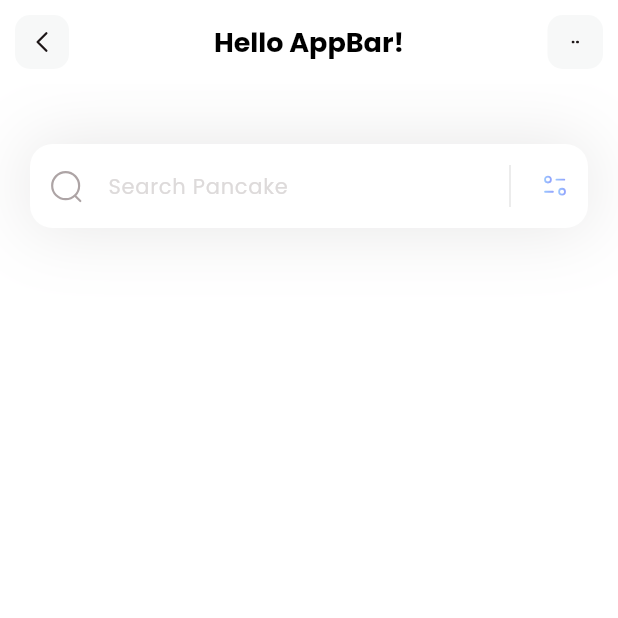
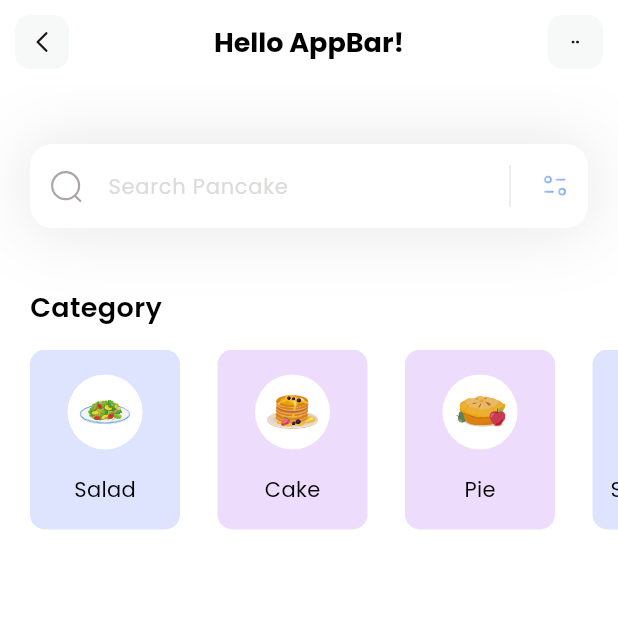
Before and after one commit to sigitwijk16/flutter-basics, a Flutter app: the screen it shows after launch, on a phone screen of 412 x 824 dp, the top half of it. Run offline on Flutter 3.47's test engine with Material 3 defaults, Android fonts, the phone set to English and light mode, and no system bars; our stand-ins replace flutter_svg.

Commit message:
added categories widget

```diff
--- a/lib/home.dart
+++ b/lib/home.dart
@@ -1,38 +1,121 @@
+import 'package:fitness/models/category_model.dart';
 import 'package:flutter/material.dart';
 import 'package:flutter_svg/svg.dart';
 
-class HomePage extends StatelessWidget {
-  const HomePage({super.key});
+class HomePage extends StatefulWidget {
+  HomePage({super.key});
+
+  @override
+  State<HomePage> createState() => _HomePageState();
+}
+
+class _HomePageState extends State<HomePage> {
+  List<CategoryModel> categories = [];
+
+  void _getCategories() {
+    categories = CategoryModel.getCategories();
+  }
+
+  @override
+  void initState() {
+    _getCategories();
+  }
 
   @override
   Widget build(BuildContext context) {
+    _getCategories();
     return Scaffold(
       appBar: appBar(),
       backgroundColor: Colors.white,
       body: Column(
+        crossAxisAlignment: CrossAxisAlignment.start,
         children: [
-          Container(
-            margin: EdgeInsets.only(top: 40, left: 20, right: 20),
-            decoration: BoxDecoration(boxShadow: [
-              BoxShadow(
-                color: Color(0xff1D1617).withOpacity(0.11),
-                blurRadius: 40,
-                spreadRadius: 0.0,
-              )
-            ]),
-            child: _searchField(),
-          )
+          _searchField(),
+          SizedBox(height: 40,),
+          _categoriesSection()
         ],
       ),
     );
   }
 
-  TextField _searchField() {
-    return TextField(
-      decoration: InputDecoration(
+  Column _categoriesSection() {
+    return Column(
+          crossAxisAlignment: CrossAxisAlignment.start,
+          children: [
+            Padding(
+              padding: const EdgeInsets.only(left: 20.0),
+              child: Text('Category',
+              style: TextStyle(
+                color: Colors.black,
+                fontSize: 18,
+                fontWeight: FontWeight.w600,
+              ),
+              ),
+            ),
+            SizedBox(height: 15.0,)
+            ,
+            Container(
+              height: 120,
+              child: ListView.separated(
+                itemCount: categories.length,
+                scrollDirection: Axis.horizontal,
+                padding: EdgeInsets.only(left: 20, right: 20),
+                separatorBuilder: (context, index) => SizedBox(width: 25,),
+                itemBuilder: (context, index) {
+                  return Container(
+                    width: 100,
+                    decoration: BoxDecoration(
+                      color: categories[index].boxColor.withOpacity(0.3),
+                      borderRadius: BorderRadius.circular(10)
+                    ),
+                    child: Column(
+                      mainAxisAlignment: MainAxisAlignment.spaceEvenly,
+                      children: [
+                        Container(
+                          width: 50,
+                          height: 50,
+                          decoration: BoxDecoration(
+                            color: Colors.white,
+                            shape: BoxShape.circle,
+                          ),
+                          child: Padding(
+                            padding: const EdgeInsets.all(8.0),
+                            child: SvgPicture.asset(categories[index].iconPath),
+                          ),
+                        ),
+                        Text(
+                          categories[index].name,
+                          style: TextStyle(
+                            color: Colors.black,
+                            fontWeight: FontWeight.w400,
+                            fontSize: 14
+                          ),
+                        )
+                      ],
+                    ),
+                  );
+                },
+              ),
+            ),
+          ],
+        );
+  }
+
+  Container _searchField() {
+    return Container(
+        margin: const EdgeInsets.only(top: 40, left: 20, right: 20),
+          decoration: BoxDecoration(boxShadow: [
+            BoxShadow(
+              color: const Color(0xff1D1617).withOpacity(0.11),
+              blurRadius: 40,
+              spreadRadius: 0.0,
+            )
+          ]),
+          child: TextField(
+        decoration: InputDecoration(
           filled: true,
           hintText: 'Search Pancake',
-          hintStyle: TextStyle(
+          hintStyle: const TextStyle(
             color: Color(0xffDDDADA),
             fontSize: 14,
           ),
@@ -40,13 +123,13 @@ class HomePage extends StatelessWidget {
             padding: const EdgeInsets.all(12.0),
             child: SvgPicture.asset('assets/icons/Search.svg'),
           ),
-          suffixIcon: Container(
+          suffixIcon: SizedBox(
             width: 100,
             child: IntrinsicHeight(
               child: Row(
                 mainAxisAlignment: MainAxisAlignment.end,
                 children: [
-                  VerticalDivider(
+                  const VerticalDivider(
                     color: Colors.black,
                     indent: 10,
                     endIndent: 10,
@@ -64,7 +147,9 @@ class HomePage extends StatelessWidget {
           border: OutlineInputBorder(
             borderRadius: BorderRadius.circular(15),
             borderSide: BorderSide.none,
-          )),
+          ),
+        ),
+      ),
     );
   }
 
@@ -84,10 +169,10 @@ class HomePage extends StatelessWidget {
       leading: GestureDetector(
         onTap: () {},
         child: Container(
-          margin: EdgeInsets.all(10),
+          margin: const EdgeInsets.all(10),
           alignment: Alignment.center,
           decoration: BoxDecoration(
-            color: Color(0xffF7F8F8),
+            color: const Color(0xffF7F8F8),
             borderRadius: BorderRadius.circular(10),
           ),
           child: SvgPicture.asset(
@@ -101,11 +186,11 @@ class HomePage extends StatelessWidget {
         GestureDetector(
           onTap: () {},
           child: Container(
-            margin: EdgeInsets.all(10),
+            margin: const EdgeInsets.all(10),
             alignment: Alignment.center,
             width: 37,
             decoration: BoxDecoration(
-              color: Color(0xffF7F8F8),
+              color: const Color(0xffF7F8F8),
               borderRadius: BorderRadius.circular(10),
             ),
             child: SvgPicture.asset(
--- a/lib/main.dart
+++ b/lib/main.dart
@@ -14,6 +14,6 @@ class MyApp extends StatelessWidget {
     return MaterialApp(
         debugShowCheckedModeBanner: false,
         theme: ThemeData(fontFamily: 'Poppins'),
-        home: const HomePage());
+        home: HomePage());
   }
 }
--- /dev/null
+++ b/lib/models/category_model.dart
@@ -0,0 +1,47 @@
+import 'package:flutter/material.dart';
+
+class CategoryModel {
+  String name;
+  String iconPath;
+  Color boxColor;
+
+  CategoryModel({
+    required this.name,
+    required this.iconPath,
+    required this.boxColor
+  });
+
+  static List<CategoryModel> getCategories() {
+    List<CategoryModel> categories = [];
+
+    categories.add(
+      CategoryModel(
+        name: 'Salad',
+        iconPath: 'assets/icons/plate.svg',
+        boxColor: Color(0xff92A3FD))
+    );
+
+    categories.add(
+      CategoryModel(
+        name: 'Cake',
+        iconPath: 'assets/icons/pancakes.svg',
+        boxColor: Color(0xffC58BF2))
+    );
+
+    categories.add(
+      CategoryModel(
+        name: 'Pie',
+        iconPath: 'assets/icons/pie.svg',
+        boxColor: Color(0xffC58BF2))
+    );
+
+    categories.add(
+      CategoryModel(
+        name: 'Smoothies',
+        iconPath: 'assets/icons/orange-snacks.svg',
+        boxColor: Color(0xff92A3FD))
+    );
+
+    return categories;
+  }
+}
```
